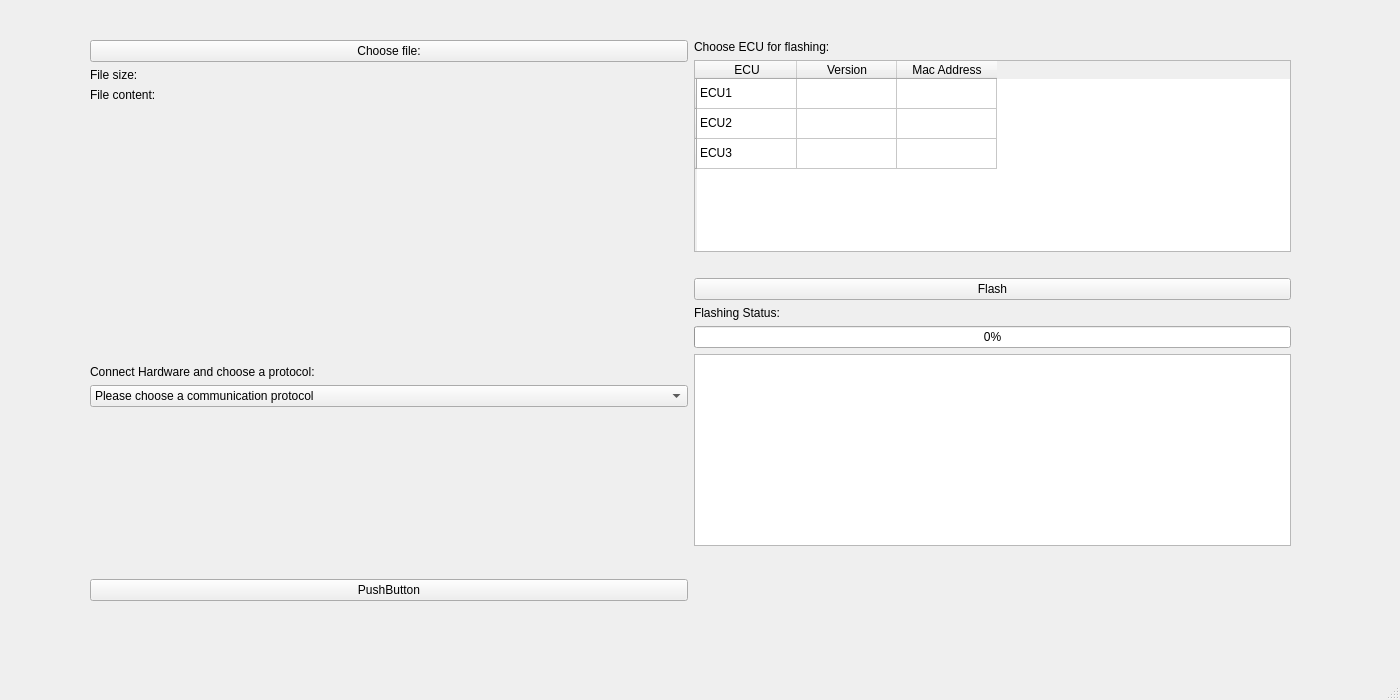
Above: WINDOWS_GUI/mainwindow.ui from amosproj/amos2024ss07-updating-flash-boot-loader before the change. Below: the same form after it.
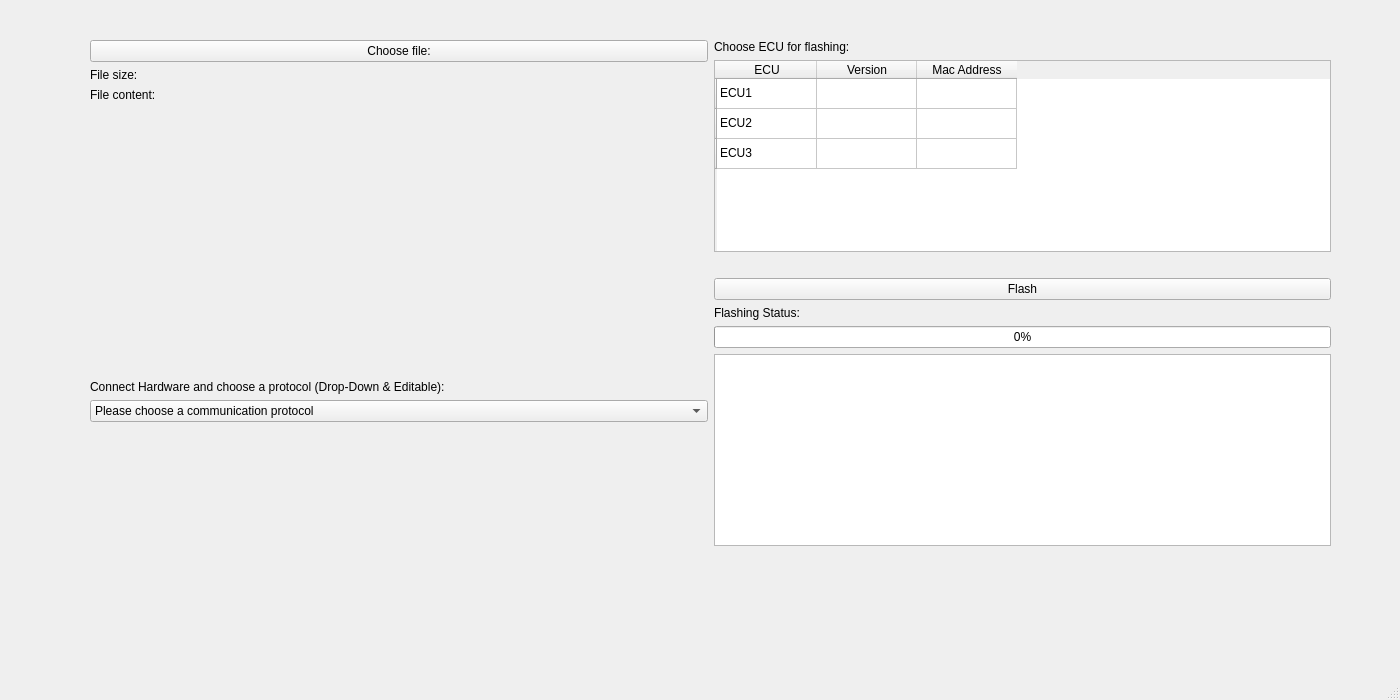
That is the form after the change.

What changed in the file:
```diff
--- a/WINDOWS_GUI/mainwindow.ui
+++ b/WINDOWS_GUI/mainwindow.ui
@@ -19,8 +19,8 @@
      <rect>
       <x>90</x>
       <y>40</y>
-      <width>1201</width>
-      <height>581</height>
+      <width>1241</width>
+      <height>611</height>
      </rect>
     </property>
     <layout class="QHBoxLayout" name="horizontalLayout">
@@ -65,7 +65,7 @@
          <item>
           <widget class="QLabel" name="label_channel">
            <property name="text">
-            <string>Connect Hardware and choose a protocol:</string>
+            <string>Connect Hardware and choose a protocol (Drop-Down &amp; Editable):</string>
            </property>
           </widget>
          </item>
@@ -106,13 +106,6 @@
            </property>
           </spacer>
          </item>
-         <item>
-          <widget class="QPushButton" name="button_test_channel">
-           <property name="text">
-            <string>PushButton</string>
-           </property>
-          </widget>
-         </item>
          <item>
           <spacer name="horizontalSpacer_1">
            <property name="orientation">
```
Left out of the diff: 3 changed lines with no effect on the pictures.
